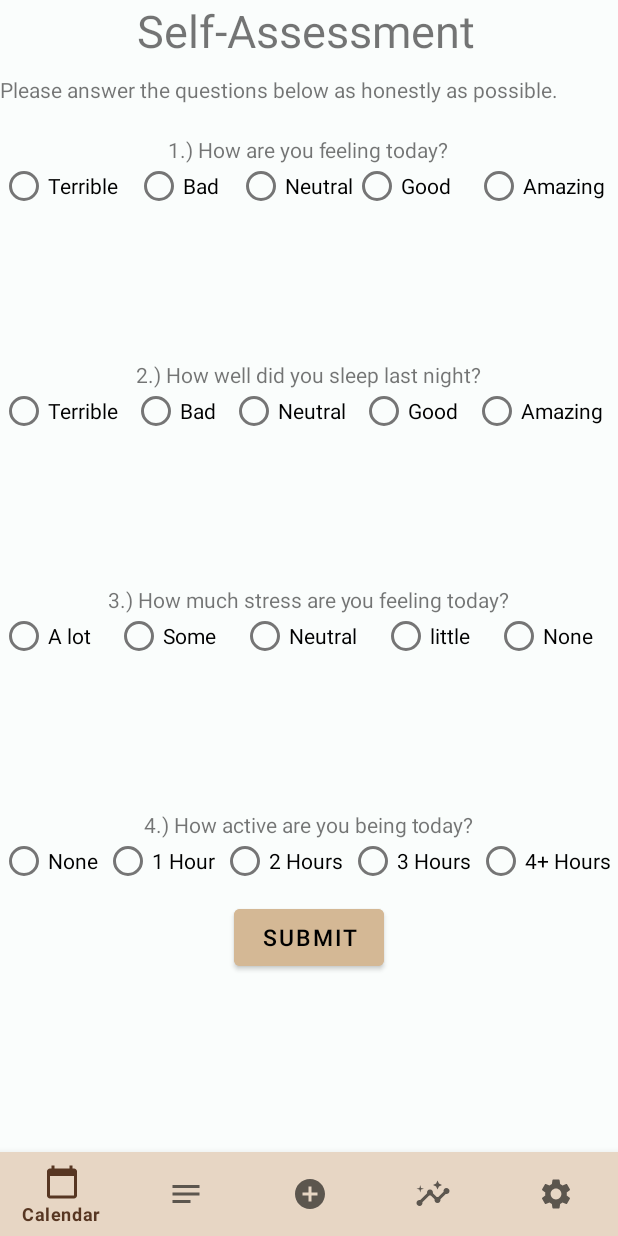
After one commit to aikozhaoz/MOOdy, an Android app: the layout activity_self_assessment.xml on its own in the app's theme, with its tools: preview values and no code run, on a phone screen of 412 x 824 dp. The commit adds this screen. Run offline under Robolectric (Android 15) with nearby library versions, the phone set to English and light mode, and no system bars.

Commit message:
built self assessment UI

```diff
--- a/app/src/main/java/com/mentalhealthapp/moody/HomeActivity.java
+++ b/app/src/main/java/com/mentalhealthapp/moody/SelfAssessmentActivity.java
@@ -6,21 +6,22 @@ import android.content.Intent;
 import android.os.Bundle;
 import android.view.View;
 import android.widget.Button;
+import android.widget.RadioButton;
 
 import com.google.android.material.bottomnavigation.BottomNavigationView;
 
-public class HomeActivity extends AppCompatActivity {
+public class SelfAssessmentActivity extends AppCompatActivity {
     BottomNavigationView bottomNavigationView;
 
     @Override
     protected void onCreate(Bundle savedInstanceState) {
         super.onCreate(savedInstanceState);
-        setContentView(R.layout.activity_home);
-        Button updateButton = findViewById(R.id.change_password_button);
-        updateButton.setOnClickListener(new View.OnClickListener() {
+        setContentView(R.layout.activity_self_assessment);
+        Button submitButton = findViewById(R.id.submit);
+        submitButton.setOnClickListener(new View.OnClickListener() {
             @Override
             public void onClick(View view) {
-                Intent intent = new Intent(HomeActivity.this, UpdatePasswordActivity.class);
+                Intent intent = new Intent(SelfAssessmentActivity.this, UpdatePasswordActivity.class);
                 startActivity(intent);
             }
         });
@@ -28,10 +29,9 @@ public class HomeActivity extends AppCompatActivity {
         deleteButton.setOnClickListener(new View.OnClickListener() {
             @Override
             public void onClick(View view) {
-                Intent intent = new Intent(HomeActivity.this, DeleteAccountActivity.class);
+                Intent intent = new Intent(SelfAssessmentActivity.this, DeleteAccountActivity.class);
                 startActivity(intent);
             }
         });
     }
-
 }
--- a/app/src/main/res/layout/activity_home.xml
+++ b/app/src/main/res/layout/activity_home.xml
@@ -11,6 +11,7 @@
         android:layout_width="match_parent"
         android:layout_height="match_parent"
         android:layout_above="@id/bottomNavigationView">
+
         <Button
             android:id="@+id/change_password_button"
             android:layout_width="match_parent"
@@ -23,6 +24,7 @@
             android:textColor="@color/black"
             android:textSize="15sp"
             app:layout_constraintWidth_percent="0.5" />
+
         <Button
             android:id="@+id/delete_account_button"
             android:layout_width="match_parent"
@@ -36,13 +38,14 @@
             android:textSize="15sp"
             app:layout_constraintWidth_percent="0.5" />
     </FrameLayout>
+
     <com.google.android.material.bottomnavigation.BottomNavigationView
         android:id="@+id/bottomNavigationView"
-        android:background="@color/nude"
         android:layout_width="match_parent"
         android:layout_height="wrap_content"
+        android:background="@color/nude"
         app:layout_constraintBottom_toBottomOf="parent"
         app:layout_constraintEnd_toEndOf="parent"
         app:layout_constraintStart_toStartOf="parent"
-        app:menu="@menu/bottom_navigation_menu"/>
+        app:menu="@menu/bottom_navigation_menu" />
 </androidx.constraintlayout.widget.ConstraintLayout>
--- /dev/null
+++ b/app/src/main/res/layout/activity_self_assessment.xml
@@ -0,0 +1,266 @@
+<?xml version="1.0" encoding="utf-8"?>
+<androidx.constraintlayout.widget.ConstraintLayout xmlns:android="http://schemas.android.com/apk/res/android"
+    xmlns:app="http://schemas.android.com/apk/res-auto"
+    xmlns:tools="http://schemas.android.com/tools"
+    android:layout_width="match_parent"
+    android:layout_height="match_parent"
+    android:background="@color/beige"
+    tools:context=".SelfAssessmentActivity">
+
+    <FrameLayout
+        android:id="@+id/frameLayout"
+        android:layout_width="match_parent"
+        android:layout_height="match_parent"
+        android:layout_above="@id/bottomNavigationView">
+
+        <TextView
+            android:id="@+id/self_assessment_warning"
+            android:layout_width="match_parent"
+            android:layout_height="wrap_content"
+            android:layout_gravity="center_horizontal"
+            android:layout_marginTop="50dp"
+            android:text="@string/self_assessment_warning" />
+
+        <TextView
+            android:id="@+id/quest1"
+            android:layout_width="wrap_content"
+            android:layout_height="wrap_content"
+            android:layout_gravity="center_horizontal"
+            android:layout_marginTop="90dp"
+            android:text="@string/question1" />
+
+        <RadioGroup
+            android:id="@+id/question1"
+            android:layout_width="wrap_content"
+            android:layout_height="wrap_content"
+            android:layout_marginTop="100dp"
+            android:orientation='horizontal'>
+
+            <RadioButton
+                android:id="@+id/option1"
+                android:layout_width="90dp"
+                android:layout_height="wrap_content"
+                android:layout_weight="1"
+                android:text="@string/terrible" />
+
+            <RadioButton
+                android:id="@+id/option2"
+                android:layout_width="68dp"
+                android:layout_height="wrap_content"
+                android:text="@string/bad" />
+
+            <RadioButton
+                android:id="@+id/option3"
+                android:layout_width="wrap_content"
+                android:layout_height="wrap_content"
+                android:layout_weight="1"
+                android:text="@string/neutral" />
+
+            <RadioButton
+                android:id="@+id/option4"
+                android:layout_width="81dp"
+                android:layout_height="wrap_content"
+                android:layout_weight="1"
+                android:text="@string/good" />
+
+            <RadioButton
+                android:id="@+id/option5"
+                android:layout_width="wrap_content"
+                android:layout_height="wrap_content"
+                android:text="@string/amazing" />
+
+        </RadioGroup>
+
+        <TextView
+            android:id="@+id/quest2"
+            android:layout_width="wrap_content"
+            android:layout_height="wrap_content"
+            android:layout_gravity="center_horizontal"
+            android:layout_marginTop="240dp"
+            android:text="@string/question2" />
+
+        <RadioGroup
+            android:id="@+id/question2"
+            android:layout_width="match_parent"
+            android:layout_height="wrap_content"
+            android:layout_marginTop="250dp"
+            android:orientation='horizontal'
+            android:visibility="visible"
+            app:layout_constraintTop_toTopOf="parent"
+            tools:layout_editor_absoluteX="394dp">
+
+            <RadioButton
+                android:id="@+id/option2.1"
+                android:layout_width="wrap_content"
+                android:layout_height="wrap_content"
+                android:layout_weight="1"
+                android:text="@string/terrible" />
+
+            <RadioButton
+                android:id="@+id/option2.2"
+                android:layout_width="wrap_content"
+                android:layout_height="wrap_content"
+                android:layout_weight="1"
+                android:text="@string/bad" />
+
+            <RadioButton
+                android:id="@+id/option2.3"
+                android:layout_width="wrap_content"
+                android:layout_height="wrap_content"
+                android:layout_weight="1"
+                android:text="@string/neutral" />
+
+            <RadioButton
+                android:id="@+id/option2.4"
+                android:layout_width="wrap_content"
+                android:layout_height="wrap_content"
+                android:layout_weight="1"
+                android:text="@string/good" />
+
+            <RadioButton
+                android:id="@+id/option2.5"
+                android:layout_width="wrap_content"
+                android:layout_height="wrap_content"
+                android:layout_weight="1"
+                android:text="@string/amazing" />
+        </RadioGroup>
+
+        <TextView
+            android:id="@+id/quest3"
+            android:layout_width="wrap_content"
+            android:layout_height="wrap_content"
+            android:layout_gravity="center_horizontal"
+            android:layout_marginTop="390dp"
+            android:text="@string/question3" />
+
+        <RadioGroup
+            android:id="@+id/question3"
+            android:layout_width="match_parent"
+            android:layout_height="wrap_content"
+            android:layout_marginTop="400dp"
+            android:orientation='horizontal'>
+
+            <RadioButton
+                android:id="@+id/option3.1"
+                android:layout_width="wrap_content"
+                android:layout_height="wrap_content"
+                android:layout_weight="1"
+                android:text="@string/a_lot" />
+
+            <RadioButton
+                android:id="@+id/option3.2"
+                android:layout_width="wrap_content"
+                android:layout_height="wrap_content"
+                android:layout_weight="1"
+                android:text="@string/some" />
+
+            <RadioButton
+                android:id="@+id/option3.3"
+                android:layout_width="wrap_content"
+                android:layout_height="wrap_content"
+                android:layout_weight="1"
+                android:text="@string/neutral" />
+
+            <RadioButton
+                android:id="@+id/option3.4"
+                android:layout_width="wrap_content"
+                android:layout_height="wrap_content"
+                android:layout_weight="1"
+                android:text="@string/little" />
+
+            <RadioButton
+                android:id="@+id/option3.5"
+                android:layout_width="wrap_content"
+                android:layout_height="wrap_content"
+                android:layout_weight="1"
+                android:text="@string/none" />
+        </RadioGroup>
+
+        <TextView
+            android:id="@+id/quest4"
+            android:layout_width="wrap_content"
+            android:layout_height="wrap_content"
+            android:layout_gravity="center_horizontal"
+            android:layout_marginTop="540dp"
+            android:text="@string/question4" />
+
+        <RadioGroup
+            android:id="@+id/question4"
+            android:layout_width="match_parent"
+            android:layout_height="wrap_content"
+            android:layout_marginTop="550dp"
+            android:orientation='horizontal'>
+
+            <RadioButton
+                android:id="@+id/option4.1"
+                android:layout_width="wrap_content"
+                android:layout_height="wrap_content"
+                android:layout_weight="1"
+                android:text="@string/none" />
+
+            <RadioButton
+                android:id="@+id/option4.2"
+                android:layout_width="wrap_content"
+                android:layout_height="wrap_content"
+                android:layout_weight="1"
+                android:text="@string/one_hour" />
+
+            <RadioButton
+                android:id="@+id/option4.3"
+                android:layout_width="wrap_content"
+                android:layout_height="wrap_content"
+                android:layout_weight="1"
+                android:text="@string/two_hours" />
+
+            <RadioButton
+                android:id="@+id/option4.4"
+                android:layout_width="wrap_content"
+                android:layout_height="wrap_content"
+                android:layout_weight="1"
+                android:text="@string/three_hours" />
+
+            <RadioButton
+                android:id="@+id/option4.5"
+                android:layout_width="wrap_content"
+                android:layout_height="wrap_content"
+                android:layout_weight="1"
+                android:text="@string/four_plus_hours" />
+        </RadioGroup>
+
+
+        <Button
+            android:id="@+id/submit"
+            android:layout_width="100dp"
+            android:layout_height="50dp"
+            android:layout_gravity="center_horizontal"
+            android:layout_marginTop="600dp"
+            android:backgroundTint="@color/button_background"
+            android:elevation="2dp"
+            android:text="@string/submit"
+            android:textAllCaps="true"
+            android:textColor="@color/black"
+            android:textSize="15sp"
+            app:layout_constraintWidth_percent="0.5" />
+
+        <TextView
+            android:id="@+id/selfAssessmentTitle"
+            android:layout_width="229dp"
+            android:layout_height="41dp"
+            android:layout_gravity="center_horizontal"
+            android:layout_marginStart="50dp"
+            android:layout_marginEnd="50dp"
+            android:text="@string/self_assessment"
+            android:textSize="30sp" />
+    </FrameLayout>
+
+    <com.google.android.material.bottomnavigation.BottomNavigationView
+        android:id="@+id/bottomNavigationView"
+        android:layout_width="match_parent"
+        android:layout_height="wrap_content"
+        android:background="@color/nude"
+        app:layout_constraintBottom_toBottomOf="parent"
+        app:layout_constraintEnd_toEndOf="parent"
+        app:layout_constraintStart_toStartOf="parent"
+        app:menu="@menu/bottom_navigation_menu" />
+
+</androidx.constraintlayout.widget.ConstraintLayout>
--- a/app/src/main/res/values/strings.xml
+++ b/app/src/main/res/values/strings.xml
@@ -1,3 +1,23 @@
 <resources>
     <string name="app_name">MOOdy</string>
+    <string name="terrible">Terrible</string>
+    <string name="bad">Bad</string>
+    <string name="neutral">Neutral</string>
+    <string name="good">Good</string>
+    <string name="amazing">Amazing</string>
+    <string name="a_lot">A lot</string>
+    <string name="some">Some</string>
+    <string name="little">little</string>
+    <string name="none">None</string>
+    <string name="one_hour">1 Hour</string>
+    <string name="two_hours">2 Hours</string>
+    <string name="three_hours">3 Hours</string>
+    <string name="four_plus_hours">4+ Hours</string>
+    <string name="self_assessment_warning">Please answer the questions below as honestly as possible.</string>
+    <string name="question1">1.) How are you feeling today?</string>
+    <string name="question2">2.) How well did you sleep last night?</string>
+    <string name="question3">3.) How much stress are you feeling today?</string>
+    <string name="question4">4.) How active are you being today?</string>
+    <string name="submit">Submit</string>
+    <string name="self_assessment">Self-Assessment</string>
 </resources>
```
